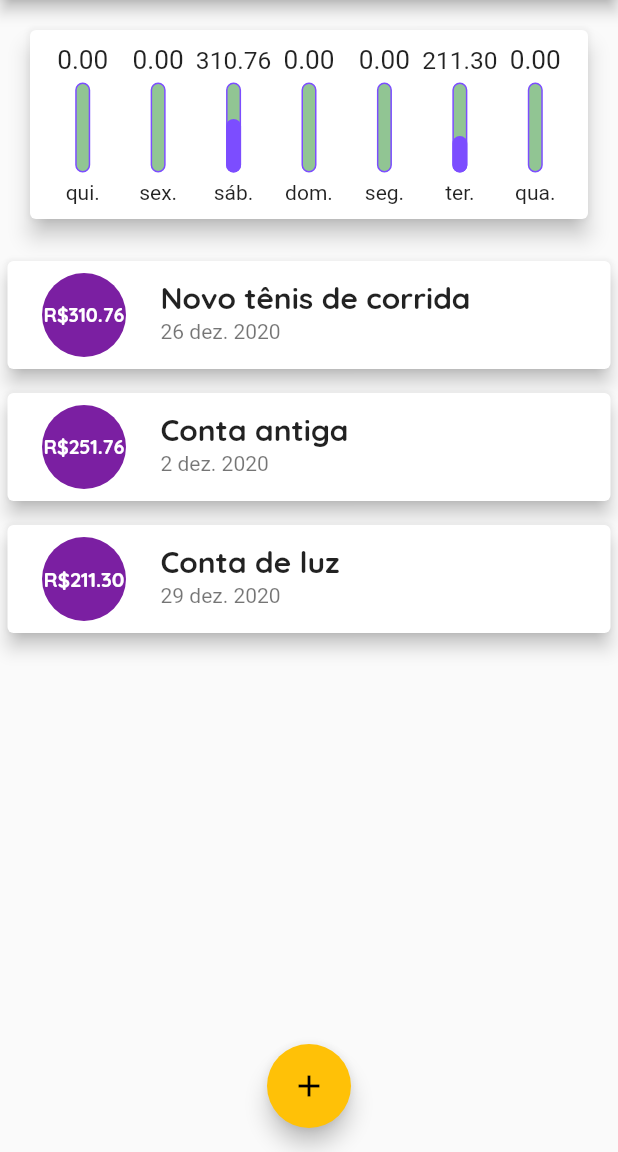
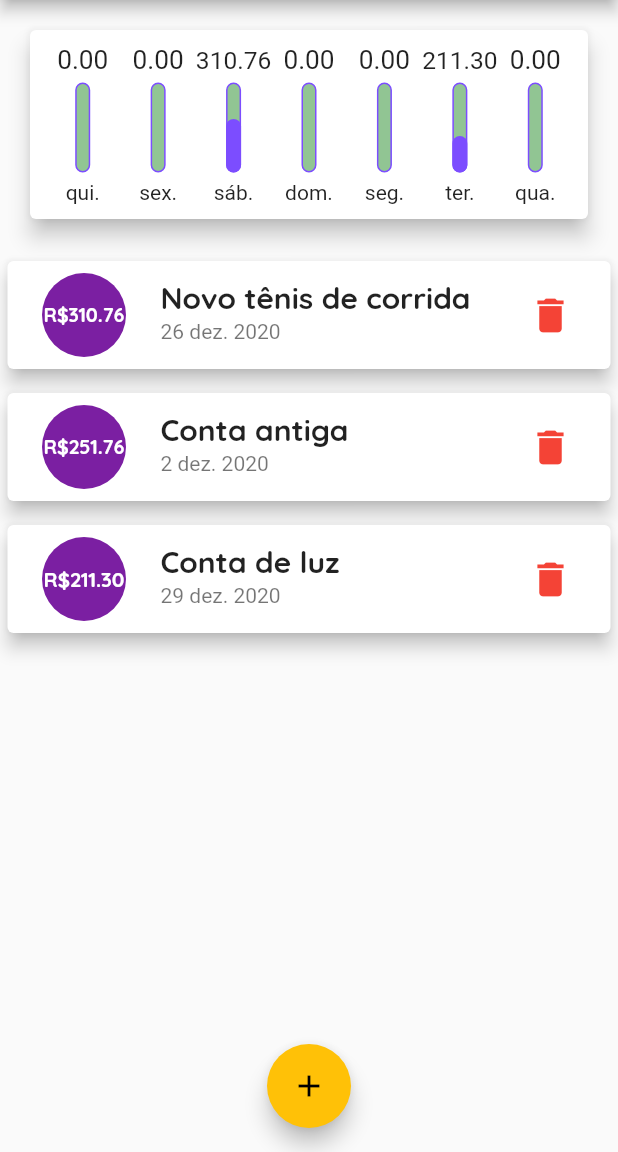
Before and after one commit to da0hn/despesas-pessoais, a Flutter app: the screen it shows after launch, on a phone screen of 412 x 824 dp, the part 84-1236 px from its top. Run offline on Flutter 3.47's test engine with Material 2 defaults, Android fonts, the phone set to English and light mode, and no system bars.

Commit message:
feat: implementa botão para remoção de transação

```diff
--- a/lib/components/home_page.dart
+++ b/lib/components/home_page.dart
@@ -15,19 +15,19 @@ class HomePage extends StatefulWidget {
 class _HomePageState extends State<HomePage> {
   final _transactions = <Transaction>[
     Transaction(
-      id: 't1',
+      id: Random().nextDouble().toString(),
       title: 'Novo tênis de corrida',
       value: 310.76,
       date: DateTime.now().subtract(Duration(days: 3, hours: 31)),
     ),
     Transaction(
-      id: 't1',
+      id: Random().nextDouble().toString(),
       title: 'Conta antiga',
       value: 251.76,
       date: DateTime.now().subtract(Duration(days: 28)),
     ),
     Transaction(
-      id: 't2',
+      id: Random().nextDouble().toString(),
       title: 'Conta de luz',
       value: 211.30,
       date: DateTime.now().subtract(Duration(days: 1, hours: 5)),
@@ -65,9 +65,9 @@ class _HomePageState extends State<HomePage> {
       body: SingleChildScrollView(
         child: Column(
           crossAxisAlignment: CrossAxisAlignment.stretch,
-          children: <Widget>[
+          children: [
             TransactionChart(_recentTransactions),
-            TransactionList(this._transactions),
+            TransactionList(this._transactions, _removeTransaction),
           ],
         ),
       ),
@@ -77,6 +77,12 @@ class _HomePageState extends State<HomePage> {
       ),
       floatingActionButtonLocation: FloatingActionButtonLocation.centerFloat,
     );
+  }
+
+  _removeTransaction(String id) {
+    setState(() {
+      _transactions.removeWhere((transaction) => transaction.id == id);
+    });
   }
 
   _addTransaction(String title, double value, DateTime date) {
--- a/lib/components/transaction_list.dart
+++ b/lib/components/transaction_list.dart
@@ -1,19 +1,21 @@
 import 'package:flutter/cupertino.dart';
 import 'package:flutter/material.dart';
+import 'package:flutter/painting.dart';
 import 'package:intl/intl.dart';
 
 import '../models/transaction.dart';
 
 class TransactionList extends StatelessWidget {
-  final List<Transaction> transactions;
+  final List<Transaction> _transactions;
+  final Function(String) _onRemove;
 
-  TransactionList(this.transactions);
+  TransactionList(this._transactions, this._onRemove);
 
   @override
   Widget build(BuildContext context) {
     return Container(
       height: 300,
-      child: transactions.isEmpty
+      child: _transactions.isEmpty
           ? _noTransactionFound(context)
           : _transactionList(context),
     );
@@ -21,9 +23,9 @@ class TransactionList extends StatelessWidget {
 
   Widget _transactionList(BuildContext context) {
     return ListView.builder(
-      itemCount: transactions.length,
+      itemCount: _transactions.length,
       itemBuilder: (_, index) {
-        final transaction = transactions[index];
+        final transaction = _transactions[index];
         return Card(
           elevation: 5,
           margin: EdgeInsets.symmetric(
@@ -55,6 +57,12 @@ class TransactionList extends StatelessWidget {
             subtitle: Text(
               DateFormat('d MMM y', 'pt_BR').format(transaction.date),
             ),
+            trailing: IconButton(
+              icon: Icon(Icons.delete),
+              color: Colors.red,
+              iconSize: 30,
+              onPressed: () => this._onRemove(transaction.id),
+            ),
           ),
         );
       },
```
